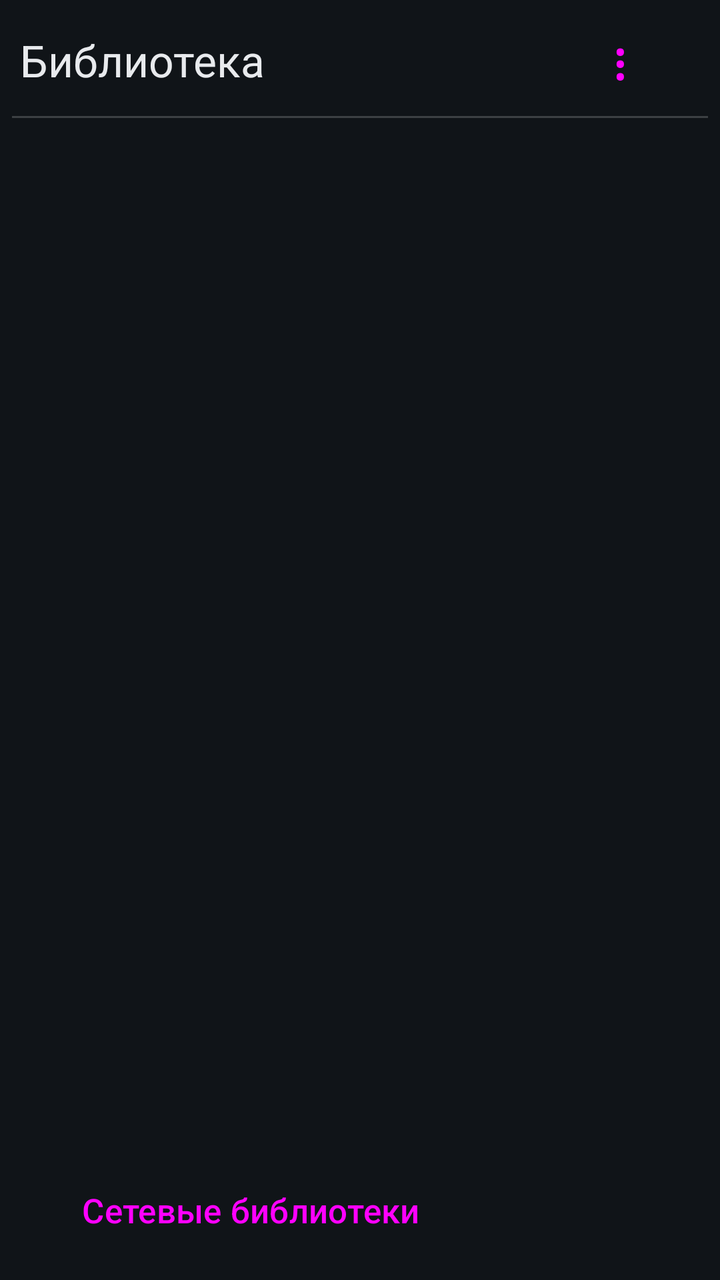
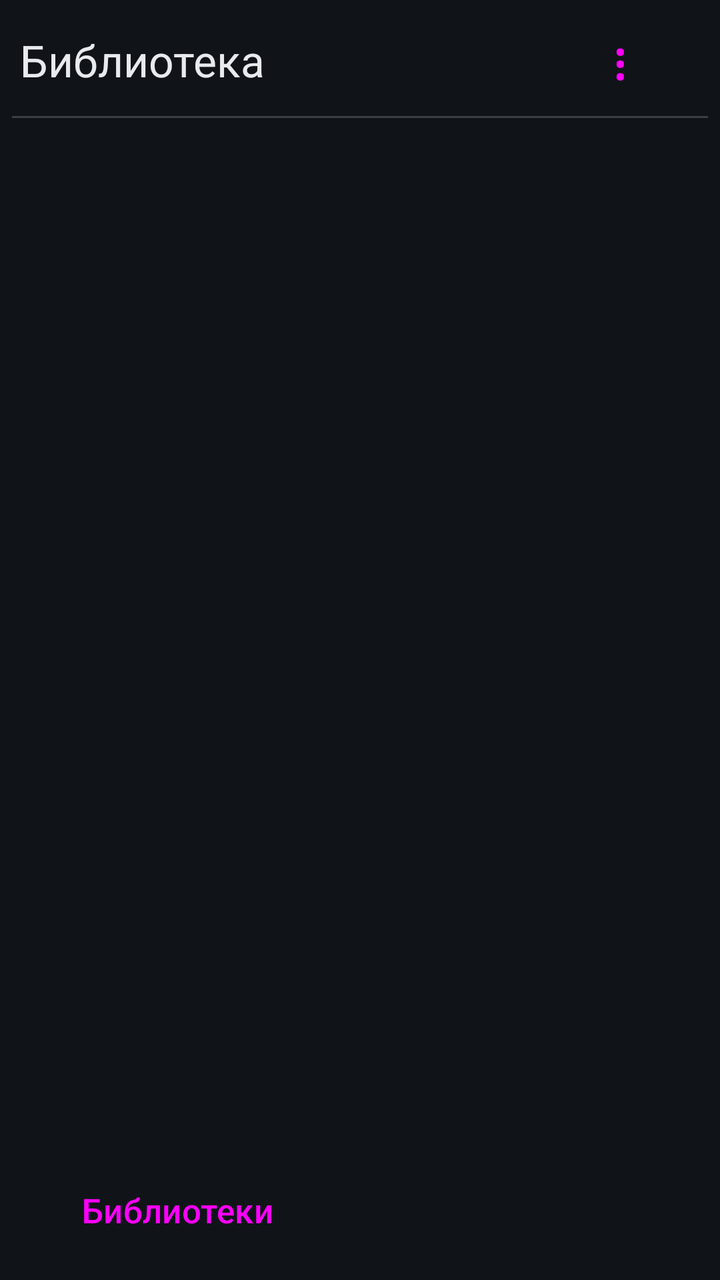

Compare the two renders of this Android layout. The source of the first and the diff that turns it into the second are given below.
<!-- AndroidManifest.xml: application theme Theme.BookVoice -->
<!-- res/layout/activity_library.xml -->
<?xml version="1.0" encoding="utf-8"?>
<LinearLayout xmlns:android="http://schemas.android.com/apk/res/android"
    xmlns:app="http://schemas.android.com/apk/res-auto"
    android:layout_width="match_parent"
    android:layout_height="match_parent"
    android:background="#101418"
    android:orientation="vertical"
    android:padding="6dp">

    
    <LinearLayout
        android:layout_width="match_parent"
        android:layout_height="wrap_content"
        android:gravity="center_vertical"
        android:orientation="horizontal">

        <TextView
            android:id="@+id/tvTitle"
            android:layout_width="0dp"
            android:layout_height="wrap_content"
            android:layout_marginStart="4dp"
            android:layout_weight="1"
            android:ellipsize="end"
            android:focusable="true"
            android:screenReaderFocusable="true"
            android:accessibilityHeading="true"
            android:maxLines="1"
            android:text="@string/go_library"
            android:textAppearance="?attr/textAppearanceTitleLarge"
            android:textColor="#E8EAED" />

        <Button
            android:id="@+id/btnMore"
            style="?attr/materialButtonOutlinedStyle"
            android:layout_width="wrap_content"
            android:layout_height="wrap_content"
            android:layout_marginStart="8dp"
            android:contentDescription="@string/lib_more"
            android:text="⋮"
            android:textSize="26sp" />
    </LinearLayout>

    
    <LinearLayout
        android:id="@+id/filterBar"
        android:layout_width="match_parent"
        android:layout_height="wrap_content"
        android:orientation="horizontal"
        android:paddingTop="4dp" />

    <View
        android:layout_width="match_parent"
        android:layout_height="1dp"
        android:background="#3C4043" />

    <TextView
        android:id="@+id/tvEmpty"
        android:layout_width="match_parent"
        android:layout_height="wrap_content"
        android:gravity="center"
        android:padding="28dp"
        android:text="@string/books_empty"
        android:textColor="#9AA0A6"
        android:textSize="18sp"
        android:visibility="gone" />

    <androidx.recyclerview.widget.RecyclerView
        android:id="@+id/bookList"
        android:layout_width="match_parent"
        android:layout_height="0dp"
        android:layout_weight="1"
        android:clipToPadding="false"
        android:paddingStart="12dp"
        android:paddingEnd="12dp"
        android:paddingBottom="8dp"
        android:scrollbars="vertical" />

    
    <LinearLayout
        android:layout_width="match_parent"
        android:layout_height="wrap_content"
        android:layout_marginTop="6dp"
        android:gravity="center_vertical"
        android:orientation="horizontal"
        android:paddingStart="3dp"
        android:paddingEnd="3dp">

        <Button
            android:id="@+id/btnLast"
            style="?attr/materialButtonOutlinedStyle"
            android:layout_width="0dp"
            android:layout_height="58dp"
            android:layout_weight="1"
            android:ellipsize="end"
            android:gravity="center"
            android:maxLines="1"
            android:text="@string/continue_last"
            android:textSize="17sp"
            android:visibility="gone"
            app:autoSizeTextType="uniform"
            app:autoSizeMinTextSize="10sp"
            app:autoSizeMaxTextSize="17sp"
            app:autoSizeStepGranularity="1sp" />

        <Button
            android:id="@+id/btnCatalogs"
            style="?attr/materialButtonOutlinedStyle"
            android:layout_width="wrap_content"
            android:layout_height="58dp"
            android:layout_marginStart="8dp"
            android:text="@string/catalog_title"
            android:textSize="17sp" />
    </LinearLayout>

</LinearLayout>
<!-- resources referenced by this layout -->
<resources>
  <string name="books_empty">В библиотеке пока пусто. Нажми „Ещё“ и выбери „Открыть файл“, чтобы добавить первую книгу.</string>
  <string name="catalog_title">Сетевые библиотеки</string>
  <string name="continue_last">Открыть книгу</string>
  <string name="go_library">Библиотека</string>
  <string name="lib_more">Ещё</string>
  <style name="Theme.BookVoice" parent="Theme.Material3.Dark.NoActionBar">
          <item name="android:windowBackground">#101418</item>
      </style>
</resources>

<!-- the commit's change to res/layout/activity_library.xml (unified diff, before → after) -->
@@ -108,7 +108,8 @@
             android:layout_width="wrap_content"
             android:layout_height="58dp"
             android:layout_marginStart="8dp"
-            android:text="@string/catalog_title"
+            android:contentDescription="@string/catalog_title"
+            android:text="@string/catalog_title_short"
             android:textSize="17sp" />
     </LinearLayout>
 
<!-- resource entries referenced after the edit -->
@@ -2,6 +2,7 @@
 <resources>
   <string name="books_empty">В библиотеке пока пусто. Нажми „Ещё“ и выбери „Открыть файл“, чтобы добавить первую книгу.</string>
   <string name="catalog_title">Сетевые библиотеки</string>
+  <string name="catalog_title_short">Библиотеки</string>
   <string name="continue_last">Открыть книгу</string>
   <string name="go_library">Библиотека</string>
   <string name="lib_more">Ещё</string>
